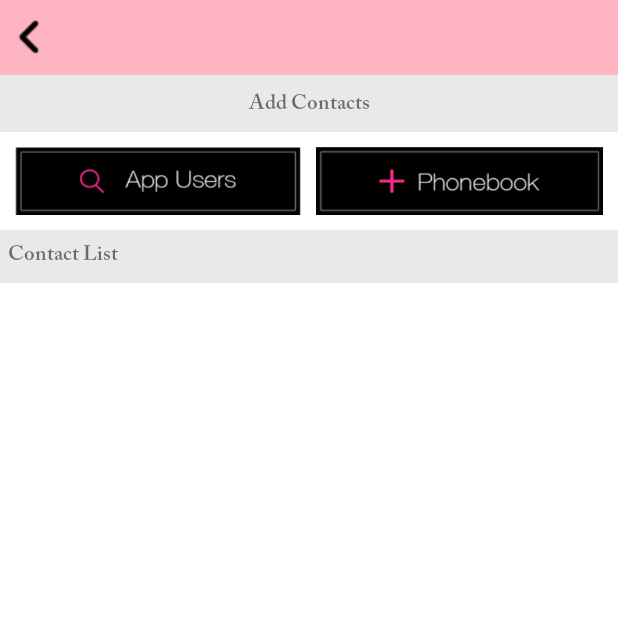
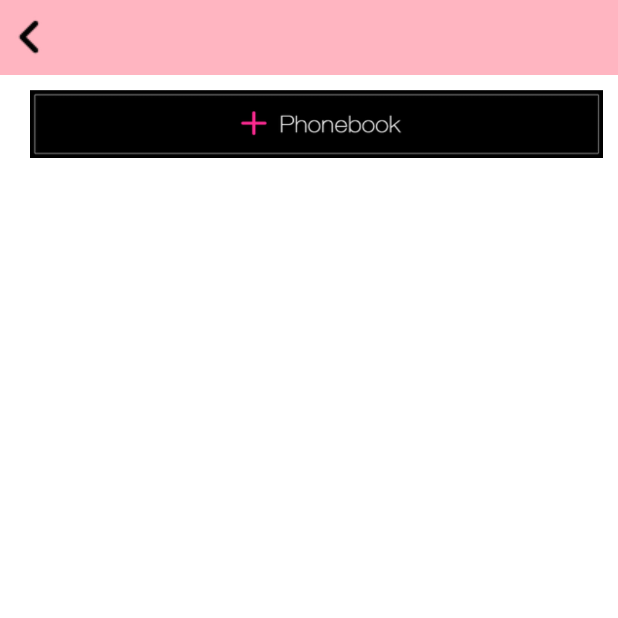
Before and after one commit to oursmartfuture/ivy_firstver, an Android app: the Add_user_contact screen opened directly, with no data from a screen before it, on a phone screen of 412 x 824 dp, the top half of it. Run offline under Robolectric (Android 15) with nearby library versions, the light colour scheme and no system bars; libraries missing offline, so code that uses them is left out: com.crashlytics.android, com.handmark.pulltorefresh, io.fabric.sdk; Roboto replaces fonts that are not available here; 2 statements that could not run were skipped.

Commit message:
Changed min distance tracking to 3K Removed Add app users from add contacts Added notification channel support for Oreo Upgraded to version 26 Crash issue fix

```diff
--- a/IVY06062017/app/src/main/java/com/globalclasses/GPS.java
+++ b/IVY06062017/app/src/main/java/com/globalclasses/GPS.java
@@ -36,7 +36,7 @@ public class GPS extends Service implements LocationListener
     double longitude;
 
     //The minimum distance to change updates in metters
-    private static final long MIN_DISTANCE_CHANGE_FOR_UPDATES = 10; //10 metters
+    private static final long MIN_DISTANCE_CHANGE_FOR_UPDATES = 3000; //3000 metters
 
     //The minimum time beetwen updates in milliseconds
     private static final long MIN_TIME_BW_UPDATES = 1000 * 60 * 1; // 1 minute
--- a/IVY06062017/app/src/main/java/com/globalclasses/GpsLocationReceiver.java
+++ b/IVY06062017/app/src/main/java/com/globalclasses/GpsLocationReceiver.java
@@ -22,7 +22,7 @@ public class GpsLocationReceiver extends BroadcastReceiver {
             LocationManager locationManager = (LocationManager) context.getSystemService(Context.LOCATION_SERVICE);
             boolean isEnabled = locationManager.isProviderEnabled(LocationManager.GPS_PROVIDER);
             if (!isEnabled) {
-                Toast.makeText(context, context.getString(R.string.closesLocation), Toast.LENGTH_LONG).show();
+//                Toast.makeText(context, context.getString(R.string.closesLocation), Toast.LENGTH_LONG).show();
             }
         }
     }
--- a/IVY06062017/app/src/main/java/com/ivy/Add_user_contact.java
+++ b/IVY06062017/app/src/main/java/com/ivy/Add_user_contact.java
@@ -64,8 +64,8 @@ public class Add_user_contact extends Activity implements CallBackListenar, View
         preferences = getSharedPreferences(Constant.pref_main, Activity.MODE_PRIVATE);
         params = new Bundle();
         context = Add_user_contact.this;
-        appUserbtn = (Button) findViewById(R.id.appUserbtn);
-        appUserbtn.setOnClickListener(this);
+//        appUserbtn = (Button) findViewById(R.id.appUserbtn);
+//        appUserbtn.setOnClickListener(this);
         appPhonebook = (Button) findViewById(R.id.appPhonebook);
         appPhonebook.setOnClickListener(this);
         backBtn = (ImageButton) findViewById(R.id.backBtn);
@@ -74,14 +74,14 @@ public class Add_user_contact extends Activity implements CallBackListenar, View
         swipeRefresh = (SwipeRefreshLayout) findViewById(R.id.swipeRefresh);
         swipeRefreshNoRecord = (SwipeRefreshLayout) findViewById(R.id.swipeRefreshNoRecord);
         Add_user_contact.this.getWindow().setFlags(WindowManager.LayoutParams.FLAG_HARDWARE_ACCELERATED, WindowManager.LayoutParams.FLAG_HARDWARE_ACCELERATED);
-        addcontactstxt = (TextView) findViewById(R.id.addcontactstxt);
-        addcontactstxt1 = (TextView) findViewById(R.id.addcontactstxt1);
+//        addcontactstxt = (TextView) findViewById(R.id.addcontactstxt);
+//        addcontactstxt1 = (TextView) findViewById(R.id.addcontactstxt1);
         headerText.setText(getIntent().getStringExtra("header_name"));
         GlobalMethod.AcaslonProSemiBoldTextView(Add_user_contact.this, headerText);
         GlobalMethod.AcaslonProSemiBoldButton(Add_user_contact.this, appPhonebook);
-        GlobalMethod.AcaslonProSemiBoldButton(Add_user_contact.this, appUserbtn);
-        GlobalMethod.AcaslonProSemiBoldTextView(Add_user_contact.this, addcontactstxt);
-        GlobalMethod.AcaslonProSemiBoldTextView(Add_user_contact.this, addcontactstxt1);
+//        GlobalMethod.AcaslonProSemiBoldButton(Add_user_contact.this, appUserbtn);
+//        GlobalMethod.AcaslonProSemiBoldTextView(Add_user_contact.this, addcontactstxt);
+//        GlobalMethod.AcaslonProSemiBoldTextView(Add_user_contact.this, addcontactstxt1);
         norecord_linear = (LinearLayout) findViewById(R.id.norecord_linear);
         phone_list = (ListView) findViewById(R.id.total_follow_list);
 //       phone_list;
@@ -224,11 +224,11 @@ public class Add_user_contact extends Activity implements CallBackListenar, View
     @Override
     public void onClick(View v) {
         switch (v.getId()) {
-            case R.id.appUserbtn:
-                Intent addAppUser = new Intent(Add_user_contact.this, Add_App_User.class);
-                addAppUser.putExtra("header_name", "Add App Users");
-                startActivityForResult(addAppUser, 1001);
-                break;
+//            case R.id.appUserbtn:
+//                Intent addAppUser = new Intent(Add_user_contact.this, Add_App_User.class);
+//                addAppUser.putExtra("header_name", "Add App Users");
+//                startActivityForResult(addAppUser, 1001);
+//                break;
             case R.id.appPhonebook:
 //                Intent appPhonebook=new Intent(Add_user_contact.this,Add_Phone_User.class);
                 Intent appPhonebook = new Intent(Add_user_contact.this, Add_Phone_User.class);
--- a/IVY06062017/app/src/main/res/layout/main_manage_contact.xml
+++ b/IVY06062017/app/src/main/res/layout/main_manage_contact.xml
@@ -14,16 +14,16 @@
 
         <include layout="@layout/header_common" />
 
-        <com.Custom.CustomTextView
-            android:id="@+id/addcontactstxt"
-            android:layout_width="match_parent"
-            android:layout_height="wrap_content"
-            android:background="@color/light_grey"
-            android:gravity="center_horizontal|center_vertical"
-            android:paddingBottom="5dp"
-            android:paddingTop="8dp"
-            android:text="@string/add_contacts"
-            font:customFont="@string/helv45light" />
+        <!--<com.Custom.CustomTextView-->
+            <!--android:id="@+id/addcontactstxt"-->
+            <!--android:layout_width="match_parent"-->
+            <!--android:layout_height="wrap_content"-->
+            <!--android:background="@color/light_grey"-->
+            <!--android:gravity="center_horizontal|center_vertical"-->
+            <!--android:paddingBottom="5dp"-->
+            <!--android:paddingTop="8dp"-->
+            <!--android:text="@string/add_contacts"-->
+            <!--font:customFont="@string/helv45light" />-->
 
         <LinearLayout
             android:layout_width="match_parent"
@@ -32,20 +32,20 @@
             android:orientation="horizontal"
             android:weightSum="1">
 
-            <com.Custom.CustomButton
-                android:id="@+id/appUserbtn"
-                android:layout_width="0dp"
-                android:layout_height="match_parent"
-                android:layout_weight=".5"
-                android:background="@drawable/appuserbackgr"
-                android:paddingLeft="5dp"
-                android:paddingRight="5dp"
-                android:paddingTop="3dp"
-                font:customFont="@string/helvRoman" />
+            <!--<com.Custom.CustomButton-->
+                <!--android:id="@+id/appUserbtn"-->
+                <!--android:layout_width="0dp"-->
+                <!--android:layout_height="match_parent"-->
+                <!--android:layout_weight=".5"-->
+                <!--android:background="@drawable/appuserbackgr"-->
+                <!--android:paddingLeft="5dp"-->
+                <!--android:paddingRight="5dp"-->
+                <!--android:paddingTop="3dp"-->
+                <!--font:customFont="@string/helvRoman" />-->
 
             <com.Custom.CustomButton
                 android:id="@+id/appPhonebook"
-                android:layout_width="0dp"
+                android:layout_width="wrap_content"
                 android:layout_height="match_parent"
                 android:layout_marginLeft="10dp"
                 android:layout_weight=".5"
@@ -63,17 +63,17 @@
             android:layout_marginBottom="5dp"
             android:background="@color/light_grey">
 
-            <com.Custom.CustomTextView
-                android:id="@+id/addcontactstxt1"
-                android:layout_width="match_parent"
-                android:layout_height="wrap_content"
+            <!--<com.Custom.CustomTextView-->
+                <!--android:id="@+id/addcontactstxt1"-->
+                <!--android:layout_width="match_parent"-->
+                <!--android:layout_height="wrap_content"-->
 
-                android:layout_margin="5dp"
+                <!--android:layout_margin="5dp"-->
 
-                android:gravity="center_vertical"
-                android:text="@string/contactlist"
-                android:textSize="@dimen/small"
-                font:customFont="@string/helv45light" />
+                <!--android:gravity="center_vertical"-->
+                <!--android:text="@string/contactlist"-->
+                <!--android:textSize="@dimen/small"-->
+                <!--font:customFont="@string/helv45light" />-->
         </LinearLayout>
         <!--    <TextView
                 android:id="@+id/noitem"
--- /dev/null
+++ b/IVY06062017/app/src/main/res/xml/provider_paths.xml
@@ -0,0 +1,4 @@
+<?xml version="1.0" encoding="utf-8"?>
+<paths xmlns:android="http://schemas.android.com/apk/res/android">
+    <external-path name="external_files" path="."/>
+</paths>
```
Also changed, not shown: IVY06062017/app/build.gradle (+6 -6 lines), IVY06062017/app/src/main/AndroidManifest.xml (+12 -0 lines), IVY06062017/app/src/main/java/com/globalclasses/GenericFileProvider.java (added, +10 -0 lines), IVY06062017/app/src/main/java/com/globalclasses/GlobalMethod.java (+26 -0 lines), IVY06062017/app/src/main/java/com/ivy/ChooseImageActivity.java (+9 -1 lines), IVY06062017/app/src/main/java/com/ivy/Landing_Activity.java (+13 -0 lines), IVY06062017/app/src/main/res/drawable/phonebookbacground.png.
